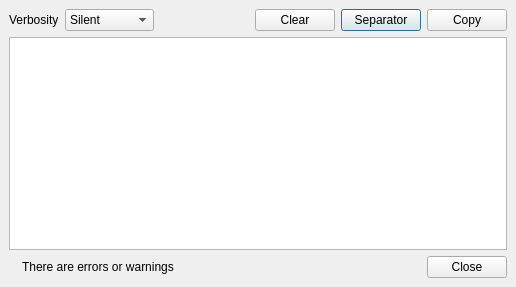
Old version of the form src/lay/lay/LogViewerDialog.ui in the repository KLayout/klayout.
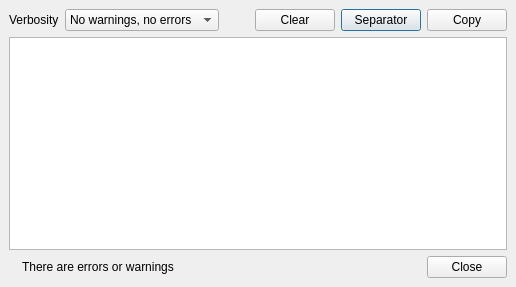
New version of the form. Icons and pictures are not drawn.

Commit message: Supporting log levels <0 on command line too, consistent behavior or log dialog

What changed in the file:
```diff
--- a/src/lay/lay/LogViewerDialog.ui
+++ b/src/lay/lay/LogViewerDialog.ui
@@ -31,6 +31,16 @@
    </property>
    <item row="0" column="1">
     <widget class="QComboBox" name="verbosity_cbx">
+     <item>
+      <property name="text">
+       <string>No warnings, no errors</string>
+      </property>
+     </item>
+     <item>
+      <property name="text">
+       <string>No warnings</string>
+      </property>
+     </item>
      <item>
       <property name="text">
        <string>Silent</string>
```
The commit also changes 3 other files.
